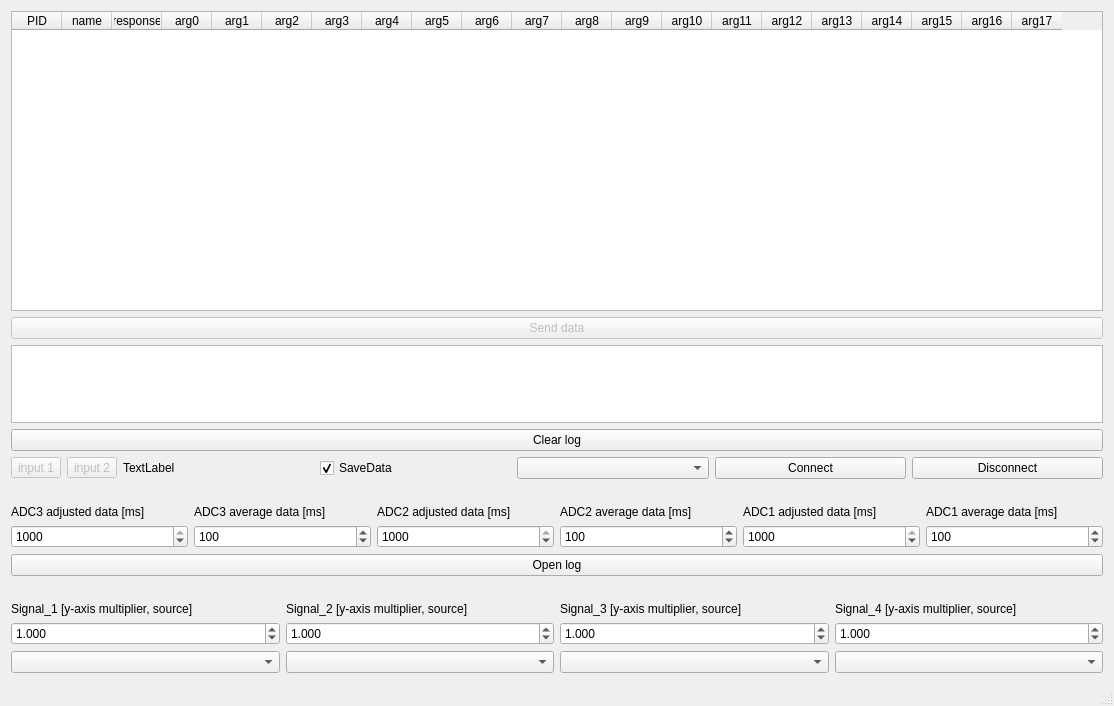
rezy91/TestBoard785, file mainwindow.ui: the form before one commit.
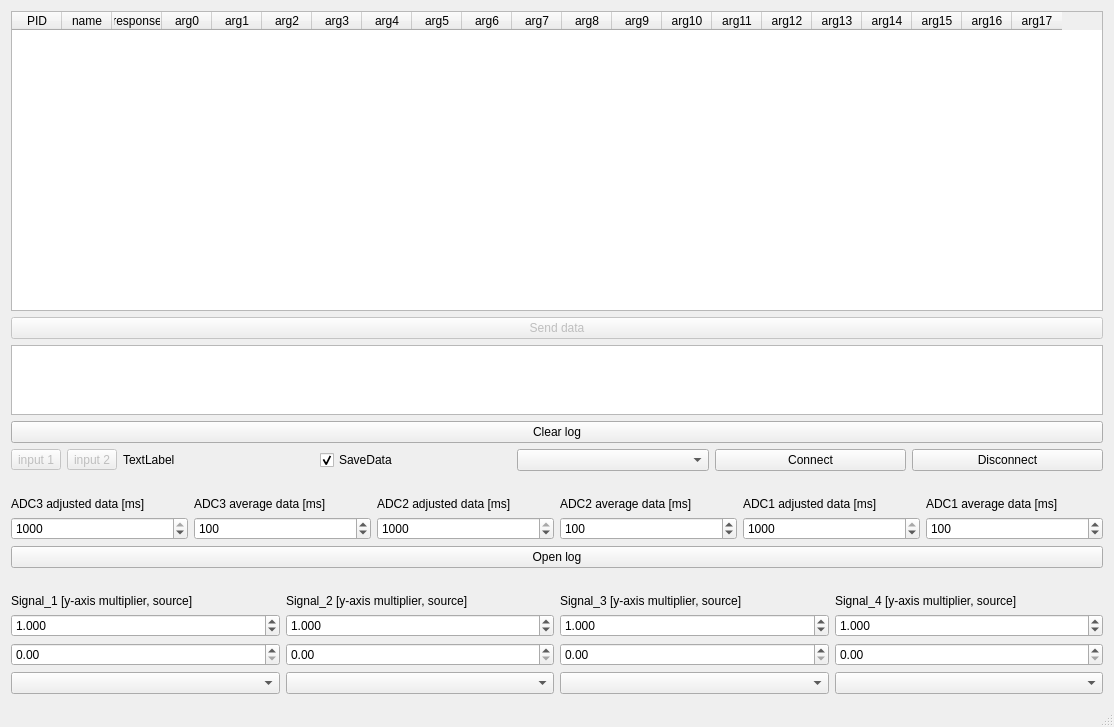
The form after the commit.

Commit message: restore tableWidgetData (if saved)

```diff
--- a/mainwindow.ui
+++ b/mainwindow.ui
@@ -551,6 +551,41 @@
       </property>
      </widget>
     </item>
+    <item row="13" column="0">
+     <layout class="QHBoxLayout" name="horizontalLayout_7">
+      <property name="topMargin">
+       <number>0</number>
+      </property>
+      <item>
+       <widget class="QDoubleSpinBox" name="doubleSpinBox_5">
+        <property name="maximum">
+         <double>9999.989999999999782</double>
+        </property>
+       </widget>
+      </item>
+      <item>
+       <widget class="QDoubleSpinBox" name="doubleSpinBox_6">
+        <property name="maximum">
+         <double>9999.989999999999782</double>
+        </property>
+       </widget>
+      </item>
+      <item>
+       <widget class="QDoubleSpinBox" name="doubleSpinBox_7">
+        <property name="maximum">
+         <double>9999.989999999999782</double>
+        </property>
+       </widget>
+      </item>
+      <item>
+       <widget class="QDoubleSpinBox" name="doubleSpinBox_8">
+        <property name="maximum">
+         <double>9999.989999999999782</double>
+        </property>
+       </widget>
+      </item>
+     </layout>
+    </item>
    </layout>
   </widget>
   <widget class="QStatusBar" name="statusBar"/>
```
The commit also changes 1 other file.
